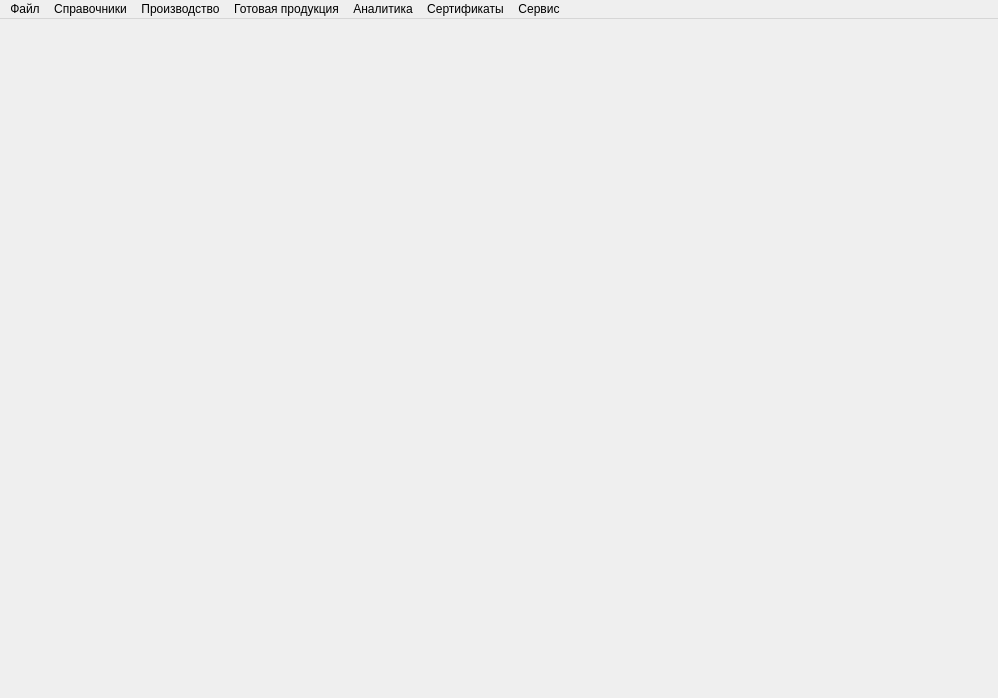
First picture: the form in mainwindow.ui, repository Sergeyego/wire_pr, before the edit.
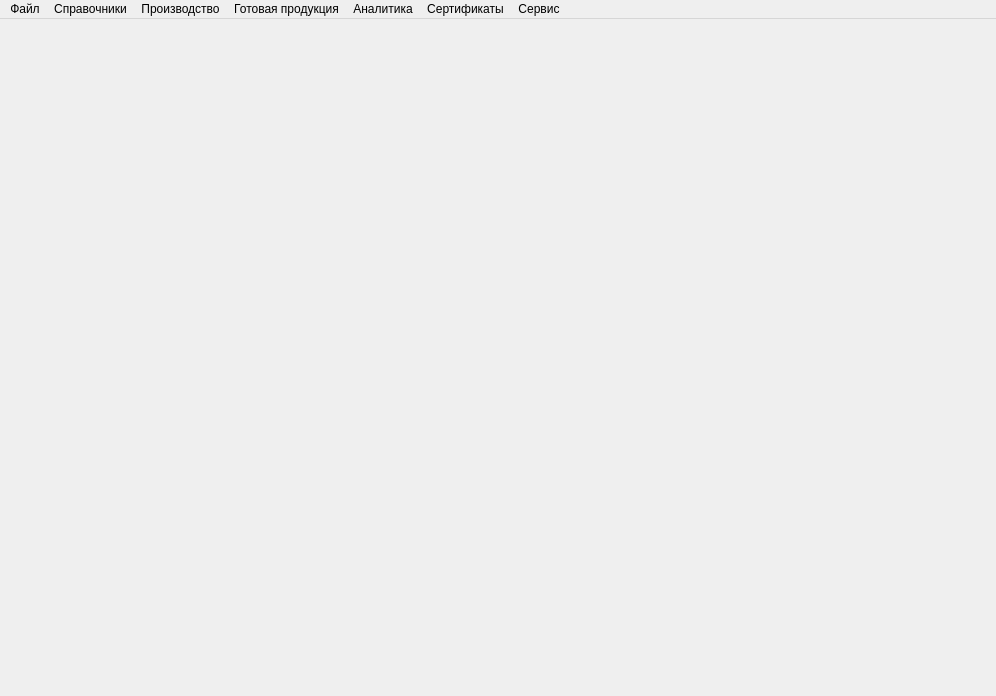
Second picture: the form after the edit. Icons and pictures are not drawn.

```diff
--- a/mainwindow.ui
+++ b/mainwindow.ui
@@ -6,8 +6,8 @@
    <rect>
     <x>0</x>
     <y>0</y>
-    <width>998</width>
-    <height>698</height>
+    <width>996</width>
+    <height>696</height>
    </rect>
   </property>
   <property name="windowTitle">
@@ -21,8 +21,8 @@
     <rect>
      <x>0</x>
      <y>0</y>
-     <width>998</width>
-     <height>22</height>
+     <width>996</width>
+     <height>24</height>
     </rect>
    </property>
    <widget class="QMenu" name="menu">
```
